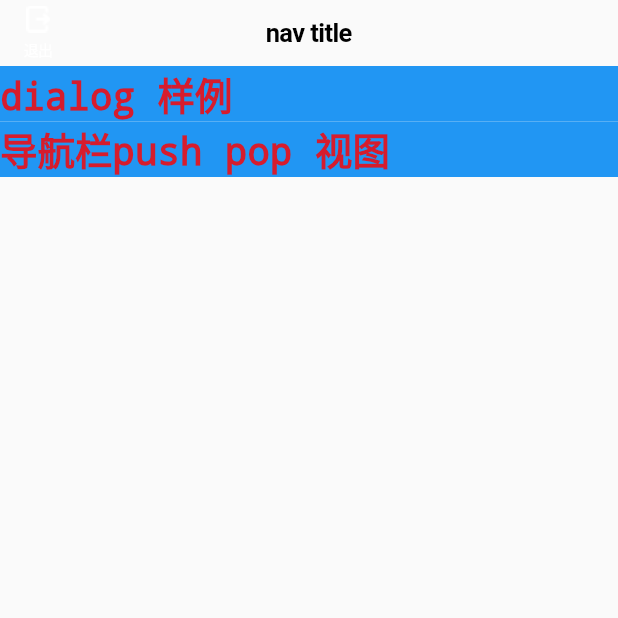
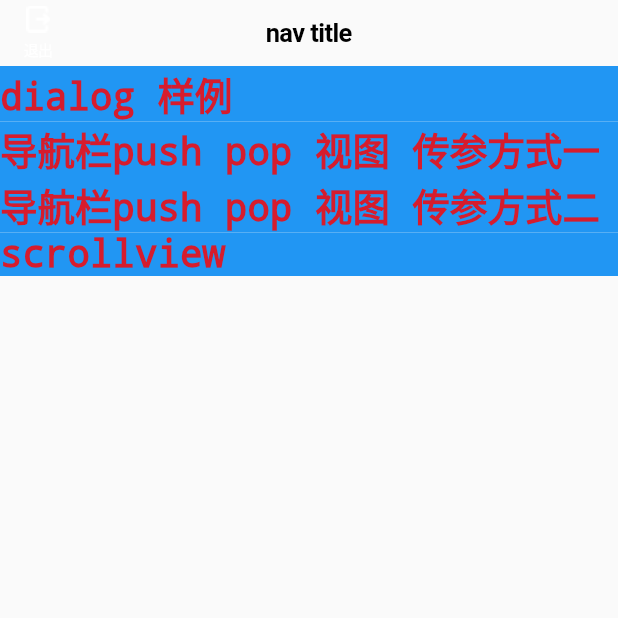
Before and after one commit to iBinbro/fluterApp, a Flutter app: the screen it shows after launch, on a phone screen of 412 x 824 dp, the top half of it. Run offline on Flutter 3.47's test engine with Material 2 defaults, Android fonts, the phone set to English and light mode, and no system bars.

Commit message:
NestedScrollView 简单的顶部悬浮样例;

```diff
--- a/lib/main.dart
+++ b/lib/main.dart
@@ -1,5 +1,6 @@
 import 'package:flutter/material.dart';
 import 'package:flutter/cupertino.dart';
+import 'scrollview.dart';
 
 void main() {
   runApp(BinApp()); //默认运行构造方法
@@ -50,7 +51,6 @@ class MyHomePage extends StatefulWidget {
 class _MyHomePageState extends State<MyHomePage> {
   @override
   Widget build(BuildContext context) {
-
     // return Scaffold(
     //   appBar: AppBar(
     //     title: Text('nav title'),
@@ -80,7 +80,10 @@ class _MyHomePageState extends State<MyHomePage> {
             ),
             Text(
               '退出',
-              style: TextStyle(fontSize: 10, decoration: TextDecoration.none, color: Colors.white),
+              style: TextStyle(
+                  fontSize: 10,
+                  decoration: TextDecoration.none,
+                  color: Colors.white),
             )
           ],
         ),
@@ -96,7 +99,8 @@ class _MyHomePageState extends State<MyHomePage> {
                 color: Colors.blue,
                 child: Text(
                   'dialog 样例',
-                  style: TextStyle(decoration: TextDecoration.none, fontSize: 25),
+                  style:
+                      TextStyle(decoration: TextDecoration.none, fontSize: 25),
                 ),
               ),
               onTap: () {
@@ -108,12 +112,43 @@ class _MyHomePageState extends State<MyHomePage> {
                 width: double.infinity,
                 color: Colors.blue,
                 child: Text(
-                  '导航栏push pop 视图',
-                  style: TextStyle(decoration: TextDecoration.none, fontSize: 25),
+                  '导航栏push pop 视图 传参方式一',
+                  style:
+                      TextStyle(decoration: TextDecoration.none, fontSize: 25),
                 ),
               ),
               onTap: () {
                 pushNextPage(context);
+              },
+            ),
+            GestureDetector(
+              child: Container(
+                width: double.infinity,
+                color: Colors.blue,
+                child: Text(
+                  '导航栏push pop 视图 传参方式二',
+                  style:
+                  TextStyle(decoration: TextDecoration.none, fontSize: 25),
+                ),
+              ),
+              onTap: () {
+                pushNextPage2(context);
+              },
+            ),
+            GestureDetector(
+              child: Container(
+                width: double.infinity,
+                color: Colors.blue,
+                child: Text(
+                  'scrollview',
+                  style:
+                  TextStyle(decoration: TextDecoration.none, fontSize: 25),
+                ),
+              ),
+              onTap: () {
+                Navigator.push(context, CupertinoPageRoute(builder: (context){
+                  return ScrollViewExample();
+                }));
               },
             ),
           ],
@@ -133,7 +168,7 @@ class _MyHomePageState extends State<MyHomePage> {
             // content: Text('content'),
             content: Column(
               children: [
-                Text(para),
+                Text(para??'系统pop非点击pop'),
                 Text('内容2'),
               ],
             ),
@@ -154,25 +189,28 @@ class _MyHomePageState extends State<MyHomePage> {
   }
 
   //push下个页面 async...await...
-  void pushNextPage(context) async{
-
+  void pushNextPage(context) async {
     //页面回传参数方式一
-    String para = await Navigator.push(context, CupertinoPageRoute(builder: (context){
-
+    String para =
+        await Navigator.push(context, CupertinoPageRoute(builder: (context) {
       SecondPageWidget secondPage = SecondPageWidget(para: '我是第一个页面的参数');
       return secondPage;
-
     }));
-
     binDialog(context, para);
-
   }
 
+  void pushNextPage2(context) {
+    //页面回传参数方式二
+    Navigator.push(context, CupertinoPageRoute(builder: (content) {
+      return SecondPageWidget(para: 'para');
+    })).then((value) {
+      binDialog(context, value);
+    });
+  }
 }
 
 //第二个页面
-class SecondPageWidget extends StatelessWidget{
-
+class SecondPageWidget extends StatelessWidget {
   String para;
 
   SecondPageWidget({Key? key, required this.para}) : super(key: key);
@@ -186,12 +224,11 @@ class SecondPageWidget extends StatelessWidget{
       child: Center(
         child: GestureDetector(
           child: Text(para),
-          onTap: (){
+          onTap: () {
             Navigator.pop(context, '我是第二个参数');
           },
         ),
       ),
     );
   }
-
 }
```
Also changed, not shown: lib/scrollview.dart (added, +53 -0 lines), images/2x/back@2x.png (added), images/3x/back@3x.png (added), images/back.png (added).
